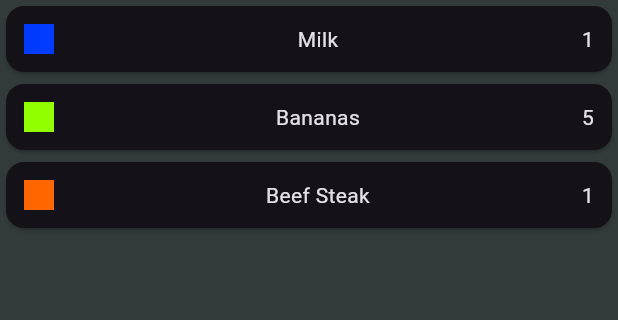
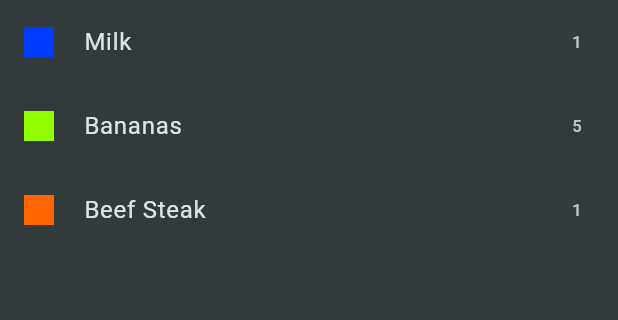
Before and after one commit to HxHuang258/Shopping_List, a Flutter app: the screen it shows after launch, on a phone screen of 412 x 824 dp, the part 84-404 px from its top. Run offline on Flutter 3.47's test engine with Material 3 defaults, Android fonts, the phone set to English and light mode, and no system bars.

Commit message:
209 - Solution
He used listTile instead

```diff
--- a/lib/widgets/grocery_list_item.dart
+++ b/lib/widgets/grocery_list_item.dart
@@ -1,5 +1,4 @@
 import 'package:flutter/material.dart';
-import 'package:shopping_list/data/dummy_items.dart';
 import 'package:shopping_list/models/grocery_item.dart';
 
 class GroceryListItem extends StatelessWidget {
@@ -9,26 +8,14 @@ class GroceryListItem extends StatelessWidget {
 
   @override
   Widget build(BuildContext context) {
-    return Card(
-      color: Theme.of(context).primaryColor,
-      child: Padding(
-        padding: const EdgeInsets.all(12),
-        child: Row(
-          children: [
-            Container(
-              width: 20,
-              height: 20,
-              decoration: BoxDecoration(
-                color: groceryItem.category.colour,
-              ),
-            ),
-            const Spacer(),
-            Text(groceryItem.name),
-            const Spacer(),
-            Text(groceryItem.quantity.toString()),
-          ],
-        ),
-      )
+    return ListTile(
+      title: Text(groceryItem.name),
+      leading: Container(
+        width: 20,
+        height: 20,
+        color: groceryItem.category.colour,
+      ),
+      trailing: Text(groceryItem.quantity.toString()),
     );
   }
 }
```
